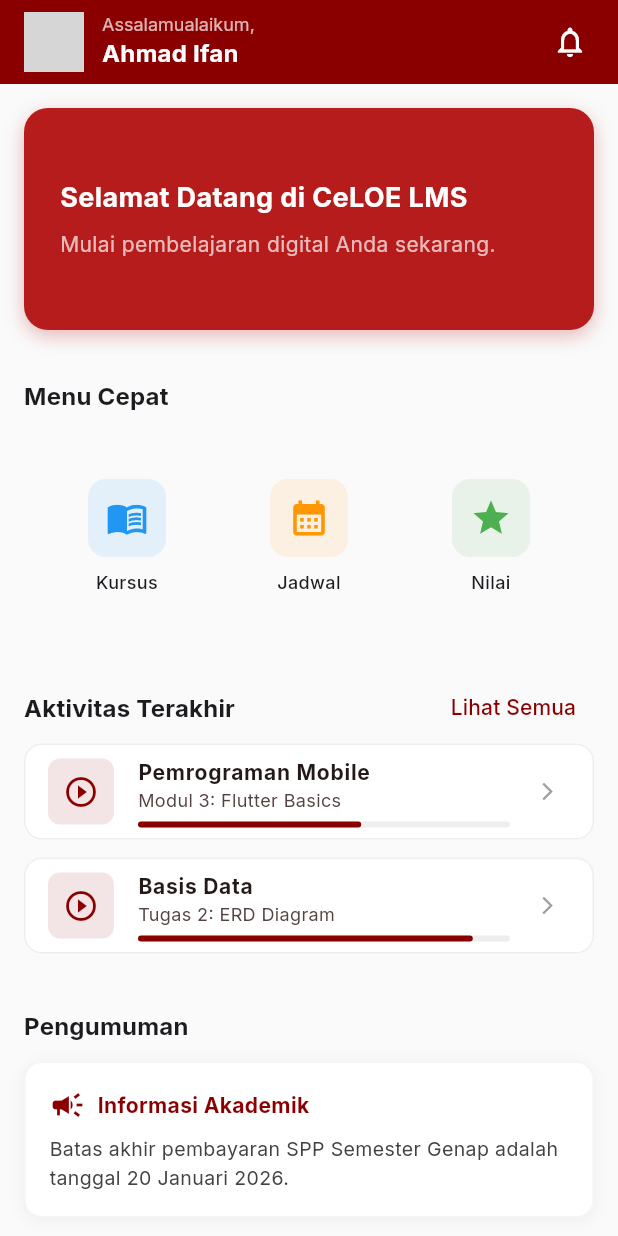
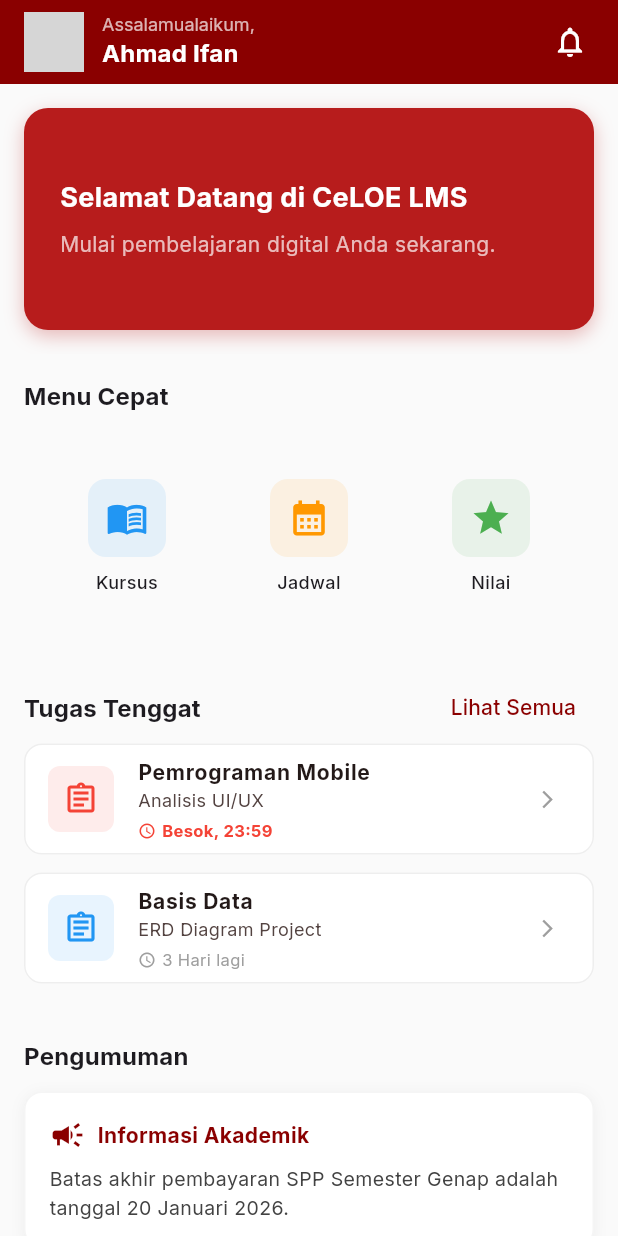
Before and after one commit to ifansyarifuddin/celoe_lms, a Flutter app: the DashboardPage screen opened directly, on a phone screen of 412 x 824 dp. Run offline on Flutter 3.47's test engine with Material 3 defaults, Android fonts, the phone set to English and light mode, and no system bars; our stand-ins replace google_fonts; network calls fail; grey boxes are pictures that could not be loaded.

Commit message:
Refactor: Dashboard refinements (Quick Link, Assignments, Announcements)

```diff
--- a/lib/features/home/presentation/pages/dashboard_page.dart
+++ b/lib/features/home/presentation/pages/dashboard_page.dart
@@ -4,6 +4,8 @@ import 'package:celoe_lms/features/notifications/presentation/pages/notification
 import 'package:celoe_lms/features/profile/presentation/pages/profile_page.dart';
 import 'package:celoe_lms/features/profile/presentation/pages/grades_page.dart';
 import 'package:celoe_lms/features/home/presentation/pages/calendar_page.dart';
+import 'package:celoe_lms/features/home/presentation/pages/announcement_page.dart';
+import 'package:celoe_lms/features/courses/presentation/pages/course_list_page.dart';
 import 'package:flutter/material.dart';
 
 class DashboardPage extends StatelessWidget {
@@ -90,15 +92,16 @@ class DashboardPage extends StatelessWidget {
                   ),
                   const SizedBox(height: 16),
                   // Quick Access Menu
+                  // Quick Access Menu
             _buildMenuGrid(context),
             const SizedBox(height: 24),
 
-                   // Recent Activity
+                   // Upcoming Assignments (formerly Recent Activity)
                   Row(
                     mainAxisAlignment: MainAxisAlignment.spaceBetween,
                     children: [
                       Text(
-                        'Aktivitas Terakhir',
+                        'Tugas Tenggat',
                         style: Theme.of(context).textTheme.titleMedium?.copyWith(
                               fontWeight: FontWeight.bold,
                             ),
@@ -106,13 +109,14 @@ class DashboardPage extends StatelessWidget {
                       TextButton(
                         child: const Text('Lihat Semua', style: TextStyle(color: AppColors.primary)),
                         onPressed: () {
-                           Navigator.push(context, MaterialPageRoute(builder: (context) => const NotificationPage()));
+                           // Navigate to Calendar or Assignments List
+                           Navigator.push(context, MaterialPageRoute(builder: (context) => const CalendarPage()));
                         },
                       ),
                     ],
                   ),
-                  _buildRecentActivityItem("Pemrograman Mobile", "Modul 3: Flutter Basics", 0.6),
-                  _buildRecentActivityItem("Basis Data", "Tugas 2: ERD Diagram", 0.9),
+                  _buildAssignmentItem("Pemrograman Mobile", "Analisis UI/UX", "Besok, 23:59", true),
+                  _buildAssignmentItem("Basis Data", "ERD Diagram Project", "3 Hari lagi", false),
 
                   const SizedBox(height: 24),
 
@@ -124,7 +128,12 @@ class DashboardPage extends StatelessWidget {
                         ),
                   ),
                   const SizedBox(height: 12),
-                  _buildAnnouncementCard(),
+                  GestureDetector(
+                    onTap: () {
+                      Navigator.push(context, MaterialPageRoute(builder: (context) => const AnnouncementPage()));
+                    },
+                    child: _buildAnnouncementCard(),
+                  ),
                 ],
               ),
             ),
@@ -174,7 +183,7 @@ class DashboardPage extends StatelessWidget {
     );
   }
 
-  Widget _buildRecentActivityItem(String course, String activity, double progress) {
+  Widget _buildAssignmentItem(String course, String task, String deadline, bool isUrgent) {
     return Card(
       elevation: 0,
       color: Colors.white,
@@ -187,23 +196,30 @@ class DashboardPage extends StatelessWidget {
         leading: Container(
           padding: const EdgeInsets.all(10),
           decoration: BoxDecoration(
-            color: AppColors.primary.withOpacity(0.1),
+            color: isUrgent ? Colors.red.withOpacity(0.1) : Colors.blue.withOpacity(0.1),
             borderRadius: BorderRadius.circular(8),
           ),
-          child: const Icon(Icons.play_circle_outline, color: AppColors.primary),
+          child: Icon(Icons.assignment_outlined, color: isUrgent ? Colors.red : Colors.blue),
         ),
         title: Text(course, style: const TextStyle(fontWeight: FontWeight.bold, fontSize: 14)),
         subtitle: Column(
           crossAxisAlignment: CrossAxisAlignment.start,
           children: [
-            Text(activity, style: const TextStyle(fontSize: 12)),
-            const SizedBox(height: 6),
-            LinearProgressIndicator(
-              value: progress,
-              backgroundColor: Colors.grey.shade200,
-              color: AppColors.primary,
-              minHeight: 4,
-              borderRadius: BorderRadius.circular(2),
+            Text(task, style: const TextStyle(fontSize: 12)),
+            const SizedBox(height: 4),
+            Row(
+              children: [
+                Icon(Icons.access_time, size: 12, color: isUrgent ? Colors.red : Colors.grey),
+                const SizedBox(width: 4),
+                Text(
+                  deadline,
+                  style: TextStyle(
+                    fontSize: 11,
+                    color: isUrgent ? Colors.red : Colors.grey,
+                    fontWeight: isUrgent ? FontWeight.bold : FontWeight.normal
+                  )
+                ),
+              ],
             )
           ],
         ),
@@ -214,7 +230,7 @@ class DashboardPage extends StatelessWidget {
 
   Widget _buildMenuGrid(BuildContext context) {
     final List<Map<String, dynamic>> menuItems = [
-      {'icon': Icons.menu_book, 'label': 'Kursus', 'color': Colors.blue, 'page': null}, // Handled by Tab
+      {'icon': Icons.menu_book, 'label': 'Kursus', 'color': Colors.blue, 'page': const CourseListPage()},
       {'icon': Icons.calendar_month, 'label': 'Jadwal', 'color': Colors.orange, 'page': const CalendarPage()},
       {'icon': Icons.grade, 'label': 'Nilai', 'color': Colors.green, 'page': const GradesPage()},
     ];
```
Also changed, not shown: lib/features/home/presentation/pages/announcement_page.dart (added, +81 -0 lines).
